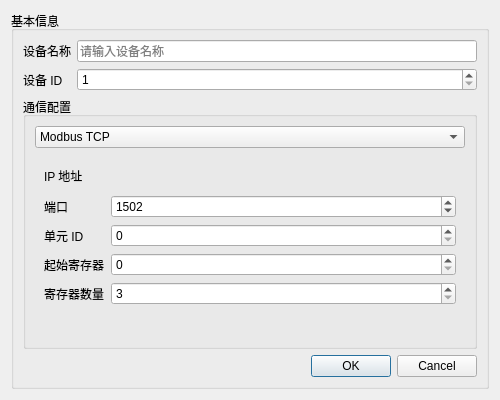
The window that UI/adddevicedialog.ui (Chick9N/MonitoringSystem) describes before a commit, drawn with Qt 5.
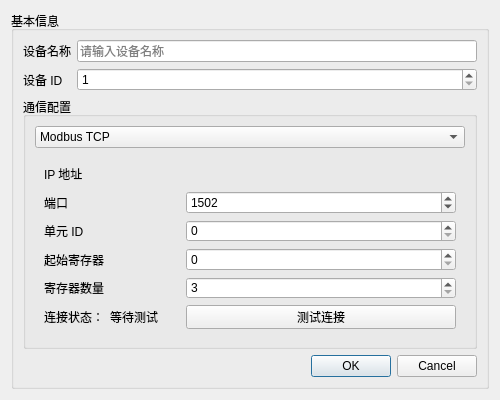
The same window after the commit. Custom widgets are drawn as their Qt base class.

Commit message: tcp多设备通信开发&测试

```diff
--- a/UI/adddevicedialog.ui
+++ b/UI/adddevicedialog.ui
@@ -348,21 +348,56 @@
            </widget>
            <widget class="QWidget" name="modbusTCPPage">
             <layout class="QFormLayout" name="formLayout_9">
-             <item row="0" column="0">
-              <widget class="QLabel" name="tcpIp">
+             <item row="5" column="0">
+              <widget class="QLabel" name="tcpQuantity">
                <property name="text">
-                <string>IP 地址</string>
+                <string>寄存器数量</string>
                </property>
               </widget>
              </item>
-             <item row="1" column="0">
+             <item row="5" column="1">
+              <widget class="QSpinBox" name="tcpQuantitySpinBox">
+               <property name="minimum">
+                <number>3</number>
+               </property>
+              </widget>
+             </item>
+             <item row="4" column="0">
+              <widget class="QLabel" name="tcpStartAddress">
+               <property name="text">
+                <string>起始寄存器</string>
+               </property>
+              </widget>
+             </item>
+             <item row="4" column="1">
+              <widget class="QSpinBox" name="tcpStartAddressSpinBox">
+               <property name="maximum">
+                <number>65535</number>
+               </property>
+              </widget>
+             </item>
+             <item row="3" column="0">
+              <widget class="QLabel" name="tcpUnitId">
+               <property name="text">
+                <string>单元 ID</string>
+               </property>
+              </widget>
+             </item>
+             <item row="3" column="1">
+              <widget class="QSpinBox" name="tcpUnitIdSpinBox">
+               <property name="maximum">
+                <number>255</number>
+               </property>
+              </widget>
+             </item>
+             <item row="2" column="0">
               <widget class="QLabel" name="tcpPort">
                <property name="text">
                 <string>端口</string>
                </property>
               </widget>
              </item>
-             <item row="1" column="1">
+             <item row="2" column="1">
               <widget class="QSpinBox" name="tcpPortSpinBox">
                <property name="minimum">
                 <number>1</number>
@@ -375,35 +410,14 @@
                </property>
               </widget>
              </item>
-             <item row="2" column="0">
-              <widget class="QLabel" name="tcpUnitId">
+             <item row="1" column="0">
+              <widget class="QLabel" name="tcpIp">
                <property name="text">
-                <string>单元 ID</string>
+                <string>IP 地址</string>
                </property>
               </widget>
              </item>
-             <item row="2" column="1">
-              <widget class="QSpinBox" name="tcpUnitIdSpinBox">
-               <property name="maximum">
-                <number>255</number>
-               </property>
-              </widget>
-             </item>
-             <item row="3" column="0">
-              <widget class="QLabel" name="tcpStartAddress">
-               <property name="text">
-                <string>起始寄存器</string>
-               </property>
-              </widget>
-             </item>
-             <item row="3" column="1">
-              <widget class="QSpinBox" name="tcpStartAddressSpinBox">
-               <property name="maximum">
-                <number>65535</number>
-               </property>
-              </widget>
-             </item>
-             <item row="0" column="1">
+             <item row="1" column="1">
               <widget class="IPv4Input" name="ipWidget" native="true">
                <property name="sizePolicy">
                 <sizepolicy hsizetype="Preferred" vsizetype="Fixed">
@@ -419,17 +433,60 @@
                </property>
               </widget>
              </item>
-             <item row="4" column="0">
-              <widget class="QLabel" name="tcpQuantity">
-               <property name="text">
-                <string>寄存器数量</string>
+             <item row="6" column="0">
+              <widget class="QWidget" name="widget" native="true">
+               <property name="minimumSize">
+                <size>
+                 <width>0</width>
+                 <height>24</height>
+                </size>
                </property>
+               <layout class="QHBoxLayout" name="horizontalLayout">
+                <property name="leftMargin">
+                 <number>0</number>
+                </property>
+                <property name="topMargin">
+                 <number>0</number>
+                </property>
+                <property name="rightMargin">
+                 <number>0</number>
+                </property>
+                <property name="bottomMargin">
+                 <number>0</number>
+                </property>
+                <item>
+                 <widget class="QLabel" name="label_2">
+                  <property name="text">
+                   <string>连接状态：</string>
+                  </property>
+                 </widget>
+                </item>
+                <item>
+                 <widget class="QLabel" name="connectionStatusLabel">
+                  <property name="minimumSize">
+                   <size>
+                    <width>70</width>
+                    <height>0</height>
+                   </size>
+                  </property>
+                  <property name="text">
+                   <string>等待测试</string>
+                  </property>
+                 </widget>
+                </item>
+               </layout>
               </widget>
              </item>
-             <item row="4" column="1">
-              <widget class="QSpinBox" name="tcpQuantitySpinBox">
-               <property name="minimum">
-                <number>3</number>
+             <item row="6" column="1">
+              <widget class="QPushButton" name="testConnectionBtn">
+               <property name="minimumSize">
+                <size>
+                 <width>0</width>
+                 <height>24</height>
+                </size>
+               </property>
+               <property name="text">
+                <string>测试连接</string>
                </property>
               </widget>
              </item>
```
The commit also changes 11 other files.
